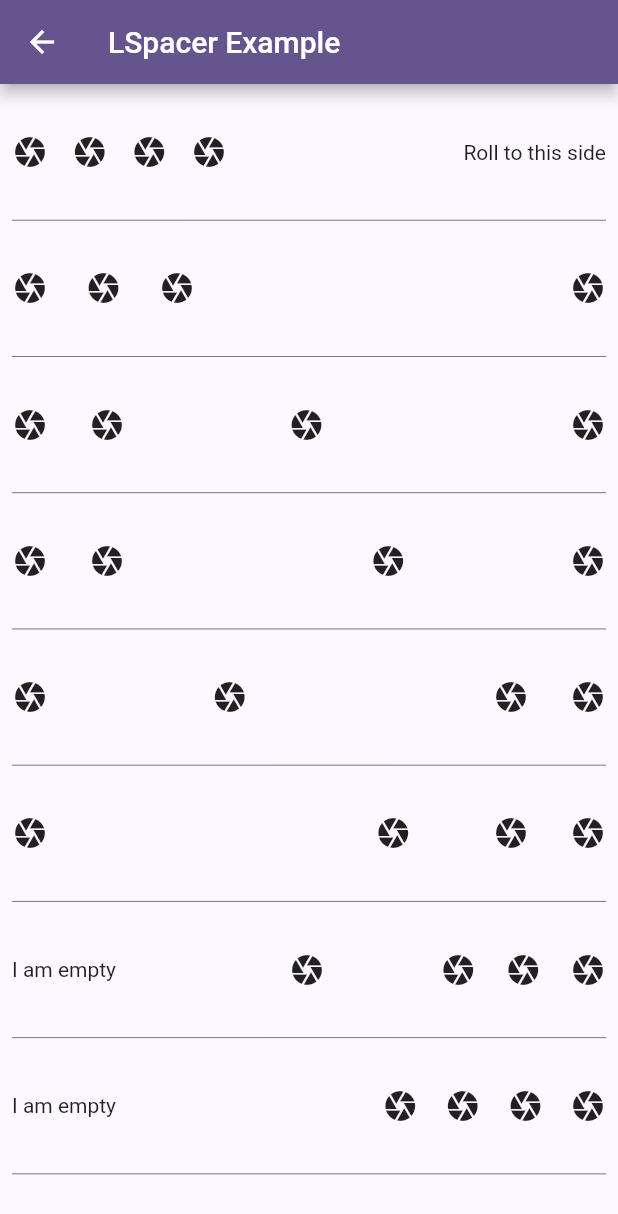
After one commit to omarSuarezRodriguez/flutter_apps_with_package, a Flutter app: the LSpacerExample screen opened by its route, on a phone screen of 412 x 824 dp. The commit adds this screen. Shown: the top 1214 px of the screen. Run offline on Flutter 3.47's test engine with Material 2 defaults, Android fonts, the phone set to English and light mode, and no system bars; our stand-ins replace get, get_storage, readmore; missing offline and left inert: flutter_barcode_scanner; accounts and stored records are empty.

Commit message:
example 86

```diff
--- /dev/null
+++ b/lib/src/basics_screen/pages/84_spacer_example.dart
@@ -0,0 +1,155 @@
+import 'package:flutter/material.dart';
+
+class LSpacerExample extends StatelessWidget {
+  const LSpacerExample({super.key});
+
+  @override
+  Widget build(BuildContext context) {
+    return Scaffold(
+      appBar: AppBar(title: const Text('LSpacer Example')),
+      body: const Center(
+        child: LSpacer(),
+      ),
+    );
+  }
+}
+
+class LSpacer extends StatelessWidget {
+  const LSpacer({super.key});
+
+  @override
+  Widget build(BuildContext context) {
+    return Container(
+      child: Padding(
+        padding: const EdgeInsets.all(8.0),
+        child: Column(
+          mainAxisAlignment: MainAxisAlignment.spaceEvenly,
+          children: <Widget>[
+            Row(children: <Widget>[
+              Icon(Icons.camera),
+              Spacer(),
+              Icon(Icons.camera),
+              Spacer(),
+              Icon(Icons.camera),
+              Spacer(),
+              Icon(Icons.camera),
+              Spacer(
+                flex: 10,
+              ),
+              Text("Roll to this side")
+            ]),
+            Divider(),
+            Row(children: <Widget>[
+              Icon(Icons.camera),
+              Spacer(),
+              Icon(Icons.camera),
+              Spacer(),
+              Icon(Icons.camera),
+              Spacer(
+                flex: 10,
+              ),
+              Icon(Icons.camera),
+            ]),
+            Divider(),
+            Row(children: <Widget>[
+              Icon(Icons.camera),
+              Spacer(),
+              Icon(Icons.camera),
+              Spacer(
+                flex: 4,
+              ),
+              Icon(Icons.camera),
+              Spacer(
+                flex: 6,
+              ),
+              Icon(Icons.camera),
+            ]),
+            Divider(),
+            Row(
+              children: <Widget>[
+                Icon(Icons.camera),
+                Spacer(),
+                Icon(Icons.camera),
+                Spacer(
+                  flex: 6,
+                ),
+                Icon(Icons.camera),
+                Spacer(
+                  flex: 4,
+                ),
+                Icon(Icons.camera),
+              ],
+            ),
+            Divider(),
+            Row(
+              children: <Widget>[
+                Icon(Icons.camera),
+                Spacer(
+                  flex: 4,
+                ),
+                Icon(Icons.camera),
+                Spacer(
+                  flex: 6,
+                ),
+                Icon(Icons.camera),
+                Spacer(),
+                Icon(Icons.camera),
+              ],
+            ),
+            Divider(),
+            Row(
+              children: <Widget>[
+                Icon(Icons.camera),
+                Spacer(
+                  flex: 8,
+                ),
+                Icon(Icons.camera),
+                Spacer(
+                  flex: 2,
+                ),
+                Icon(Icons.camera),
+                Spacer(),
+                Icon(Icons.camera),
+              ],
+            ),
+            Divider(),
+            Row(
+              children: <Widget>[
+                Text("I am empty"),
+                Spacer(
+                  flex: 6,
+                ),
+                Icon(Icons.camera),
+                Spacer(
+                  flex: 4,
+                ),
+                Icon(Icons.camera),
+                Spacer(),
+                Icon(Icons.camera),
+                Spacer(),
+                Icon(Icons.camera),
+              ],
+            ),
+            Divider(),
+            Row(
+              children: <Widget>[
+                Text("I am empty"),
+                Spacer(
+                  flex: 10,
+                ),
+                Icon(Icons.camera),
+                Spacer(),
+                Icon(Icons.camera),
+                Spacer(),
+                Icon(Icons.camera),
+                Spacer(),
+                Icon(Icons.camera),
+              ],
+            ),
+            Divider(),
+          ],
+        ),
+      ),
+    );
+  }
+}
--- a/lib/src/routes/routes.dart
+++ b/lib/src/routes/routes.dart
@@ -2,6 +2,9 @@ import 'package:flutter/material.dart';
 import 'package:flutter_apps_with_package/src/basics_screen/pages/81_dropdown_button_example.dart';
 import 'package:flutter_apps_with_package/src/basics_screen/pages/82_cards_example.dart';
 import 'package:flutter_apps_with_package/src/basics_screen/pages/83_chips_example.dart';
+import 'package:flutter_apps_with_package/src/basics_screen/pages/84_spacer_example.dart';
+import 'package:flutter_apps_with_package/src/basics_screen/pages/85_stepper_example.dart';
+import 'package:flutter_apps_with_package/src/basics_screen/pages/86_rotated_box_example.dart';
 
 import 'package:flutter_apps_with_package/src/projects_screen/projects/05_barcode_scan_app/main.dart';
 import 'package:flutter_apps_with_package/src/projects_screen/projects/06_android_messages_app/main.dart';
@@ -217,6 +220,9 @@ Map<String, WidgetBuilder> getApplicationRoutes() {
     '/basics_81'           : (BuildContext context) => const LDropDownButtonExample(),
     '/basics_82'           : (BuildContext context) => const CardsExamplePage(),
     '/basics_83'           : (BuildContext context) => const LChipExample(),
+    '/basics_84'           : (BuildContext context) => const LSpacerExample(),
+    '/basics_85'           : (BuildContext context) => const LStepperExample(),
+    '/basics_86'           : (BuildContext context) => const LRotatedBoxExample(),
 
 
 
```
Also changed, not shown: lib/src/basics_screen/basics_screen.dart (+42 -0 lines), lib/src/basics_screen/pages/85_stepper_example.dart (added, +80 -0 lines), lib/src/basics_screen/pages/86_rotated_box_example.dart (added, +65 -0 lines).
